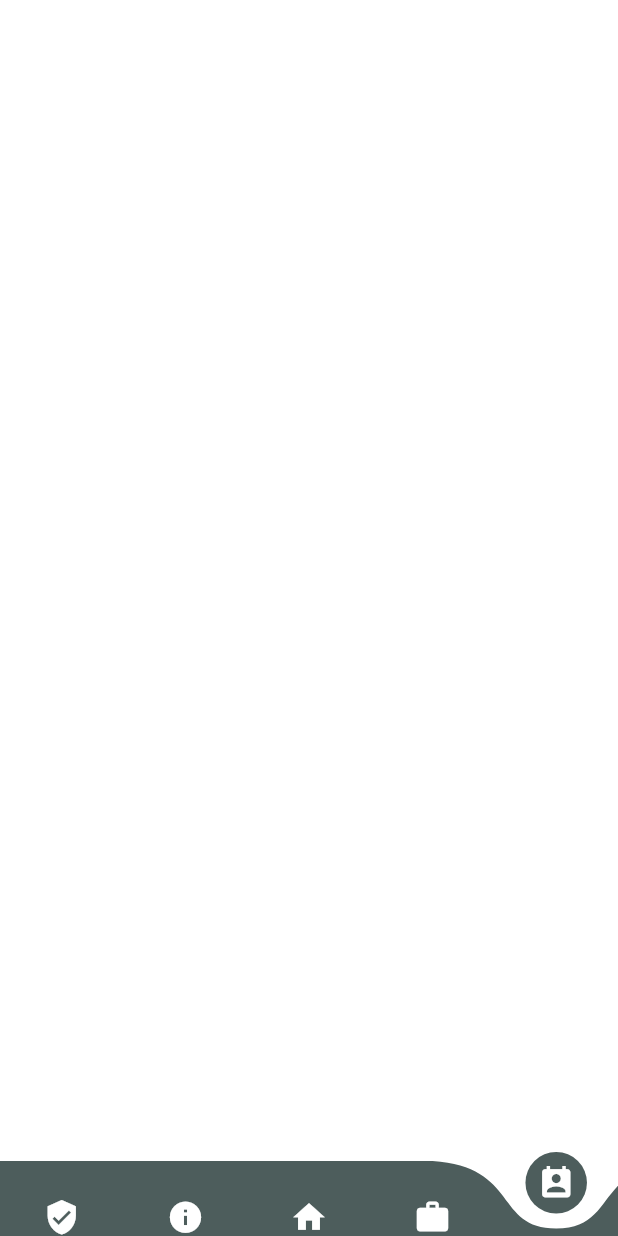
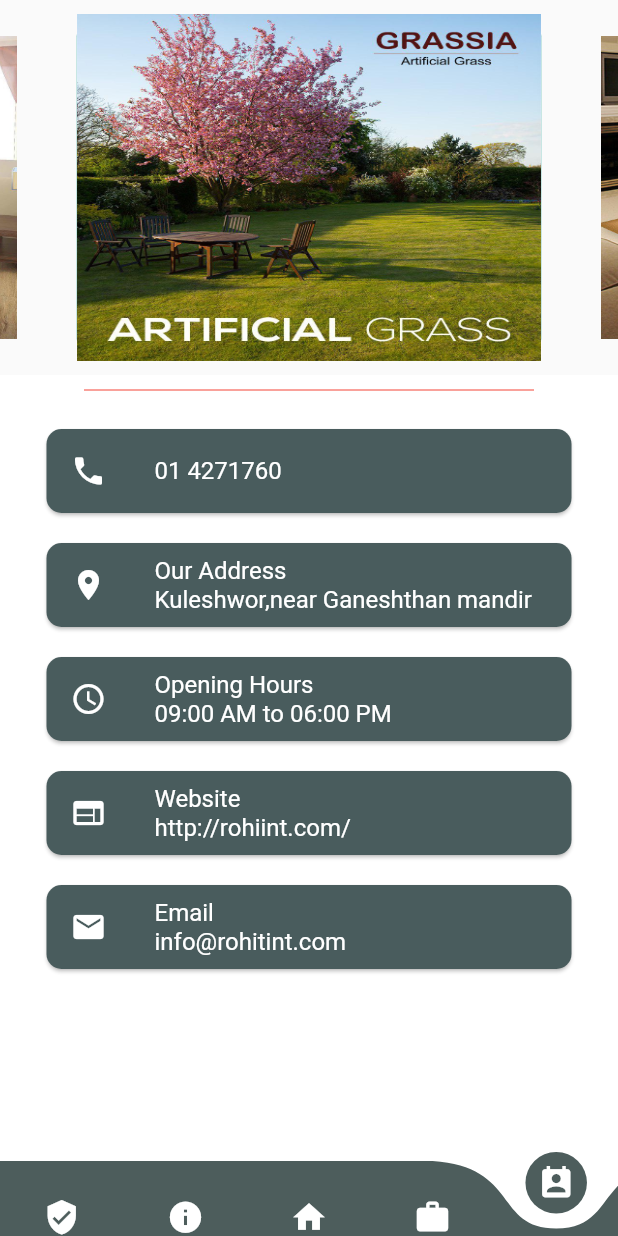
Before and after one commit to razaen801/EcommerseFlutter, a Flutter app: the screen it shows after launch, item 5 of the bottom bar chosen, on a phone screen of 412 x 824 dp. Run offline on Flutter 3.47's test engine with Material 2 defaults, Android fonts, the phone set to English and light mode, and no system bars; drawn by our look-alikes of carousel_slider, curved_navigation_bar.

Commit message:
contact us screen added

```diff
--- a/lib/screen/contact_us_screen.dart
+++ b/lib/screen/contact_us_screen.dart
@@ -1,8 +1,135 @@
 import 'package:flutter/material.dart';
+import 'package:rohi_furniture_app/widgets/infoCard.dart';
+import 'package:rohi_furniture_app/widgets/slider.dart';
+import 'package:url_launcher/url_launcher.dart' as Luncher;
 
-class ContactUsScreen extends StatelessWidget {
+const address= 'Our Address\n'
+    'Kuleshwor,near Ganeshthan mandir';
+const openingHours='Opening Hours\n'
+    '09:00 AM to 06:00 PM';
+const phone= '01 4271760';
+const website='Website\n'
+    'http://rohiint.com/';
+const email='Email\n'
+    'info@rohitint.com';
+
+class ContactUsScreen extends StatelessWidget{
   @override
   Widget build(BuildContext context) {
-    return Container();
+    return MaterialApp(
+      debugShowCheckedModeBanner: false,
+      home: Contact(),
+    );
   }
+
 }
+
+class Contact extends StatelessWidget{
+  void openMap() async {
+    String googleUrl =
+        'https://www.google.com/maps/search/?api=1&query=	27.7167,	85.3167';
+    if (await Luncher.canLaunch(googleUrl)) {
+      await Luncher.launch(googleUrl);
+    } else {
+      throw 'Could not open the map.';
+    }
+  }
+  @override
+  Widget build(BuildContext context) {
+    return Scaffold(
+      backgroundColor: Colors.white,
+      body:
+      SafeArea(
+        child: SingleChildScrollView(
+          scrollDirection: Axis.vertical,
+          child: Column(
+            mainAxisAlignment: MainAxisAlignment.center,
+            children: <Widget>[
+              Container(
+                height: 250,
+                width: MediaQuery.of(context).size.width,
+                color:  Colors.black,
+                child: CarouselSliderDemo(),
+              ),
+              // CircleAvatar(
+              //   radius: 100,
+              //   backgroundImage: AssetImage('images/logo_rohi.jpg'),
+              // ),
+              // Text('Rohi Internatinal',
+              // style: TextStyle(
+              //     fontSize:40.0,
+              //     color:Colors.white,
+              //     fontWeight: FontWeight.bold,
+              // ),),
+              SizedBox(
+                height: 20,
+                width: 300,
+                child: Divider(
+                  color:Colors.red,
+                ),
+              ),
+              Padding(
+                padding: const EdgeInsets.all(6.0),
+                child: Column(
+                  children: [
+                    InfoCard(text: phone,
+                      icon: Icons.phone,
+                      onPressed: () async{
+                        String removeSpacePhone= phone.replaceAll(new RegExp(r"\s+\b|\b\s"), "");
+                        final phoneNumber= 'tel:$removeSpacePhone';
+                        if (await Luncher.canLaunch(phoneNumber)) {
+                          await Luncher.launch(phoneNumber);
+                        } else {
+                          print(phoneNumber);
+                        }
+                      },
+                    ),
+                    InfoCard(
+                      text: address, icon: Icons.location_on,
+                      onPressed: (){
+                        openMap();
+                        print('Address');
+                      },
+                    ),
+                    InfoCard(
+                      text: openingHours,
+                      icon: Icons.schedule,
+                      onPressed: (){
+                        print('Opening Hours');
+                      },
+                    ),
+                    InfoCard(
+                      text: website,
+                      icon: Icons.web,
+                      onPressed: () async{
+                        if (await Luncher.canLaunch(website)) {
+                          await Luncher.launch(website);
+                        } else {
+                          throw 'Could not launch $website';
+                        }
+                      },
+                    ),
+                    InfoCard(
+                      text: email,
+                      icon: Icons.mail,
+                      onPressed: () async{
+                        final emailAddress= 'mailto:$email';
+                        if (await Luncher.canLaunch(emailAddress)) {
+                          await Luncher.launch(emailAddress);
+                        } else {
+                          throw 'Could not launch $emailAddress';
+                        }
+                      },
+                    ),
+                  ],
+                ),
+              ),
+
+            ],
+          ),
+        ),
+      ),
+    );
+  }
+
+}
--- /dev/null
+++ b/lib/widgets/infoCard.dart
@@ -0,0 +1,35 @@
+import 'package:flutter/material.dart';
+
+class InfoCard extends StatelessWidget {
+  final String text;
+  final IconData icon;
+  Function onPressed;
+
+  InfoCard({@required this.text,this.icon, this.onPressed});
+
+  @override
+  Widget build(BuildContext context) {
+    return    GestureDetector(
+      onTap: onPressed,
+      child: Card(
+        color: Color.fromRGBO(73, 92, 93, 1),
+        margin: EdgeInsets.symmetric(vertical: 10.0, horizontal: 25.0),
+        shape: RoundedRectangleBorder(
+          borderRadius: BorderRadius.circular(10.0),
+        ),
+        child: ListTile(
+          leading: Icon(
+            icon,
+            color:Colors.white,
+          ),
+          title: Text(
+              text,
+            style: TextStyle(
+              color: Colors.white
+            ),
+          ),
+        ),
+      ),
+    );
+  }
+}
--- /dev/null
+++ b/lib/widgets/slider.dart
@@ -0,0 +1,93 @@
+
+import 'package:flutter/material.dart';
+import 'package:carousel_slider/carousel_slider.dart';
+
+class CarouselSliderDemo extends StatefulWidget{
+  CarouselSliderDemo(): super();
+  final String title= "Carousel Slider";
+  @override
+  CarouselSliderDemoState createState() => CarouselSliderDemoState();
+
+}
+
+class CarouselSliderDemoState extends State<CarouselSliderDemo> {
+  int _current=0;
+  final List<String> imgList=[
+    "assets/art_grass.jpg",
+    "assets/carpets.jpg",
+    "assets/Laminate.jpg",
+    "assets/chairs.jpg",
+    "assets/Flooring.jpg",
+          ];
+
+
+
+  // List<T> map<T>(List list, Function handler){
+  //   List<T> result = [];
+  //   for(var i=0;1<list.length;i++){
+  //     result.add(handler(i, list[i]));
+  //   }
+  //   return result;
+  // }
+  @override
+  Widget build(BuildContext context) {
+
+    return Scaffold(
+      body: Container(
+        child: Column(
+          mainAxisAlignment: MainAxisAlignment.center,
+          crossAxisAlignment: CrossAxisAlignment.center,
+          children: <Widget>[
+            CarouselSlider(
+                options: CarouselOptions(initialPage: 0,
+                enlargeCenterPage: true,
+                autoPlay: true,
+                reverse: false,
+                enableInfiniteScroll: true,
+                autoPlayInterval: Duration(seconds: 2),
+                autoPlayAnimationDuration: Duration(milliseconds: 2000),
+                pauseAutoPlayOnTouch:true,
+                scrollDirection: Axis.horizontal),
+              //   carouselController:(index) {
+              //     setState(() {
+              //       _current=index;
+              //     });
+              // },
+              items: imgList.map((imgList){
+                return Builder(
+                  builder: (BuildContext context){
+                    return Container(
+                      width: MediaQuery.of(context).size.width,
+                      margin: EdgeInsets.symmetric(horizontal: 10.0),
+                      decoration: BoxDecoration(
+                        borderRadius: BorderRadius.all(Radius.circular(15)),
+                        color: Colors.teal,
+                      ),
+                      child:Image.asset(imgList, fit: BoxFit.fill),
+                    );
+                  },
+                );
+              }).toList(),
+            ),
+
+            // SizedBox(
+            //   height: 20,
+            // ),
+            // Row(
+            //   mainAxisAlignment: MainAxisAlignment.center,
+            //   children: map<Widget>(imgList, (index){
+            //     return Container(
+            //       width: 10,
+            //       height: 10,
+            //       margin: EdgeInsets.symmetric(vertical:10, horizontal: 2.0 ),
+            //       decoration: BoxDecoration(shape: BoxShape.circle,
+            //       color: _current== index? Colors.redAccent: Colors.green),
+            //     );
+            //   }),
+            // ),
+          ],
+        ),
+      ),
+    );
+  }
+}
--- a/pubspec.yaml
+++ b/pubspec.yaml
@@ -30,7 +30,10 @@ dependencies:
   cupertino_icons: ^0.1.3
   curved_navigation_bar: ^0.3.4
   provider: ^4.0.4
-  url_launcher: ^5.7.0
+  url_launcher: ^5.6.0
+  email_launcher: ^1.0.0
+  carousel_slider: ^2.2.1
+
 
 dev_dependencies:
   flutter_test:
```
Also changed, not shown: assets/Flooring.jpg (added), assets/Laminate.jpg (added), assets/art_grass.jpg (added), assets/carpets.jpg (added), assets/chairs.jpg (added), pubspec.lock.
